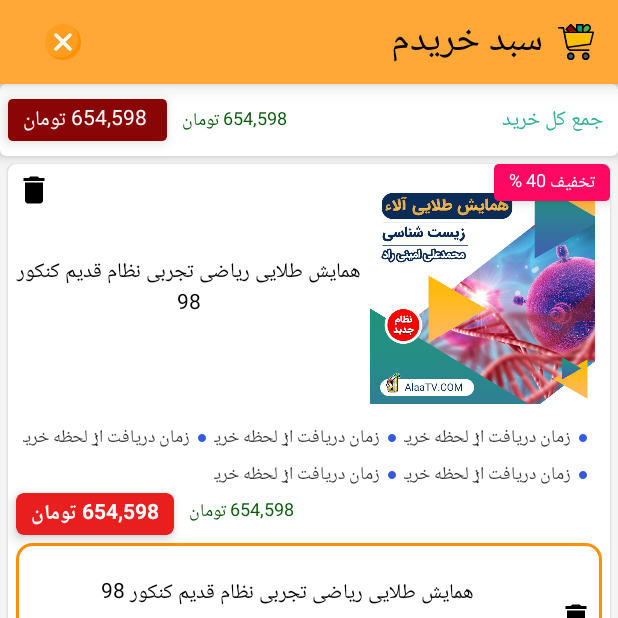
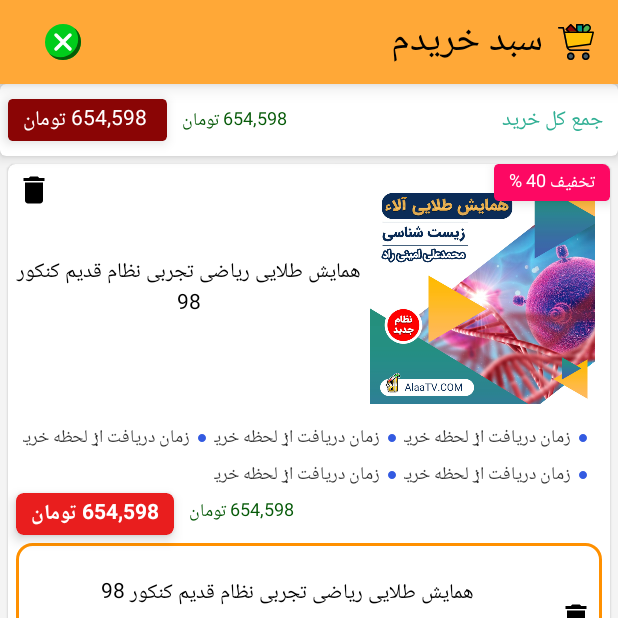
Before and after one commit to javad9214/Alaa, an Android app: the Cart screen opened directly, with no data from a screen before it, on a phone screen of 412 x 824 dp, the top half of it. Run offline under Robolectric (Android 15) with nearby library versions, the phone set to English and light mode, and no system bars; libraries missing offline, so code that uses them is left out: at.blogc.android; Roboto replaces fonts that are not available here; 7 statements that could not run were skipped.

Commit message:
finish profile dialog just few issues stay in :)
fixing on back pressed in fragment and activities

change cancel color in cart

22 Sep

```diff
--- a/app/src/main/java/com/example/alaa/models/ProfileInfoCard.kt
+++ b/app/src/main/java/com/example/alaa/models/ProfileInfoCard.kt
@@ -6,5 +6,6 @@ class ProfileInfoCard {
     var title: String = ""
     var value: String = ""
     var icon: Drawable? = null
+    var span: Int = 2
 
 }
--- a/app/src/main/java/com/example/alaa/views/ui/cart/Cart.java
+++ b/app/src/main/java/com/example/alaa/views/ui/cart/Cart.java
@@ -42,7 +42,7 @@ public class Cart extends AppCompatActivity {
          product.setTitle("همایش طلایی ریاضی تجربی نظام قدیم کنکور 98 آلاء");
          product.setSalePrice(" 25,000 تومان");
          for (int i = 0 ; i < 5 ; i++){
-             attrList.add(setAttribute( "کنکور" , "نظام قدیم"));
+             attrList.add(setAttribute());
          }
 
          product.setAttrList(attrList);
@@ -50,20 +50,24 @@ public class Cart extends AppCompatActivity {
          return product ;
     }
 
-
-    private AttributesModel setAttribute(String attrName , String attrValue){
+    private AttributesModel setAttribute() {
         AttributesModel attribute = new AttributesModel();
-        attribute.setAttrName(attrName);
-        attribute.setAttrValue(attrValue);
+        attribute.setAttrName("کنکور");
+        attribute.setAttrValue("نظام قدیم");
         return attribute;
     }
-
-
 
     public void purchase(View view) {
         CompletePurchase completePurchase = new CompletePurchase();
         completePurchase.show(getSupportFragmentManager() , completePurchase.getTag());
     }
 
+    @Override
+    public void onBackPressed() {
+        finish();
+    }
 
+    public void onClose(View view) {
+        finish();
+    }
 }
--- a/app/src/main/java/com/example/alaa/views/ui/search/SearchActivity.java
+++ b/app/src/main/java/com/example/alaa/views/ui/search/SearchActivity.java
@@ -37,7 +37,7 @@ public class SearchActivity extends AppCompatActivity implements FilterItemSelec
 
     @Override
     public void onBackPressed() {
-        super.onBackPressed();
+        finish();
     }
 
     @Override
@@ -57,4 +57,6 @@ public class SearchActivity extends AppCompatActivity implements FilterItemSelec
            Log.i(TAG, "disconnectListener: on Pause");
        }
    }
+
+
 }
--- /dev/null
+++ b/app/src/main/res/drawable-v24/ic_cancel_cart.xml
@@ -0,0 +1,15 @@
+<vector xmlns:android="http://schemas.android.com/apk/res/android"
+    android:width="24dp"
+    android:height="24dp"
+    android:viewportWidth="455.111"
+    android:viewportHeight="455.111">
+    <path
+        android:fillColor="@color/lightGreen"
+        android:pathData="M227.556,227.556m-227.556,0a227.556,227.556 0,1 1,455.112 0a227.556,227.556 0,1 1,-455.112 0" />
+    <path
+        android:fillColor="@color/darkGreen"
+        android:pathData="M455.111,227.556c0,125.156 -102.4,227.556 -227.556,227.556c-72.533,0 -136.533,-32.711 -177.778,-85.333c38.4,31.289 88.178,49.778 142.222,49.778c125.156,0 227.556,-102.4 227.556,-227.556c0,-54.044 -18.489,-103.822 -49.778,-142.222C422.4,91.022 455.111,155.022 455.111,227.556z" />
+    <path
+        android:fillColor="#FFFFFF"
+        android:pathData="M331.378,331.378c-8.533,8.533 -22.756,8.533 -31.289,0l-72.533,-72.533l-72.533,72.533c-8.533,8.533 -22.756,8.533 -31.289,0c-8.533,-8.533 -8.533,-22.756 0,-31.289l72.533,-72.533l-72.533,-72.533c-8.533,-8.533 -8.533,-22.756 0,-31.289c8.533,-8.533 22.756,-8.533 31.289,0l72.533,72.533l72.533,-72.533c8.533,-8.533 22.756,-8.533 31.289,0c8.533,8.533 8.533,22.756 0,31.289l-72.533,72.533l72.533,72.533C339.911,308.622 339.911,322.844 331.378,331.378z" />
+</vector>
--- a/app/src/main/res/layout/activity_cart.xml
+++ b/app/src/main/res/layout/activity_cart.xml
@@ -51,9 +51,10 @@
                     android:background="?selectableItemBackgroundBorderless"
                     android:clickable="true"
                     android:focusable="true"
-                    android:src="@drawable/ic_cancel"
+                    android:onClick="onClose"
                     app:layout_constraintBottom_toBottomOf="parent"
                     app:layout_constraintEnd_toEndOf="parent"
+                    android:src="@drawable/ic_cancel_cart"
                     app:layout_constraintTop_toTopOf="parent" />
 
 
--- a/app/src/main/res/layout/info_card.xml
+++ b/app/src/main/res/layout/info_card.xml
@@ -45,13 +45,15 @@
                         android:id="@+id/txValue"
                         android:layout_width="wrap_content"
                         android:layout_height="wrap_content"
-                        android:layout_marginStart="@dimen/margin_16dp"
+                        android:layout_marginStart="@dimen/margin_30dp"
+                        android:maxLines="4"
                         android:text="@string/demo_mobileNumber"
                         android:textColor="@color/black"
                         android:textSize="20sp"
                         android:textStyle="bold"
                         app:MyTextViewFont="estedad"
                         app:layout_constraintStart_toEndOf="@id/icon"
+                        app:layout_constraintEnd_toEndOf="parent"
                         app:layout_constraintTop_toTopOf="parent" />
 
 
--- a/app/src/main/res/layout/login_fragment.xml
+++ b/app/src/main/res/layout/login_fragment.xml
@@ -115,7 +115,7 @@
                     android:layout_gravity="center_horizontal"
                     android:layout_marginTop="20dp"
                     android:layout_weight="1.5"
-                    android:src="@drawable/ic_account_large" />
+                    android:src="@drawable/alaa_logo_white" />
 
                 <LinearLayout
                     android:layout_width="match_parent"
--- a/app/src/main/res/values/strings.xml
+++ b/app/src/main/res/values/strings.xml
@@ -40,7 +40,7 @@
     <string name="completeProfile">تکمیل پروفایل</string>
     <string name="myVideos">فیلم ها و جزوه های من</string>
     <string name="registerRating">ثبت رتبه 98</string>
-    <string name="demo_registerDate">4/12/97 </string>
+    <string name="demo_registerDate">97/12/4 </string>
     <string name="demo_city">تهران</string>
     <string name="demo_province">تهران</string>
     <string name="demo_school"> هدایت میزان</string>
```
Also changed, not shown: app/src/main/java/com/example/alaa/views/ui/MainActivity.java (+23 -7 lines), app/src/main/java/com/example/alaa/views/ui/main/HomeFragment.java (+12 -5 lines), app/src/main/java/com/example/alaa/views/ui/profile/ProfileFragment.java (+79 -6 lines), app/src/main/res/layout/profile_fragment.xml (+93 -113 lines).
